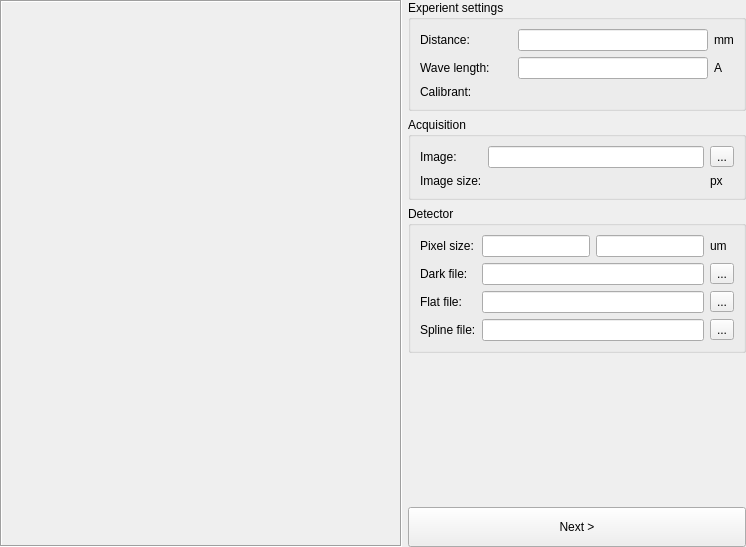
This is pyFAI/resources/gui/calibration-experiment.ui in silx-kit/pyFAI as Qt 5 draws it before an edit. The edited form follows.
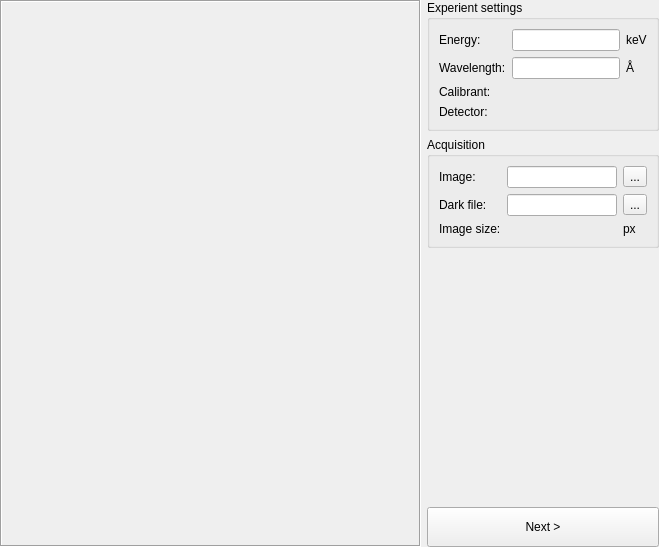
This is the edited form. Custom widgets are drawn as their Qt base class.

Commit message: Refactoring experiment layout

```diff
--- a/pyFAI/resources/gui/calibration-experiment.ui
+++ b/pyFAI/resources/gui/calibration-experiment.ui
@@ -6,7 +6,7 @@
    <rect>
     <x>0</x>
     <y>0</y>
-    <width>746</width>
+    <width>659</width>
     <height>547</height>
    </rect>
   </property>
@@ -28,7 +28,7 @@
      <property name="lineWidth">
       <number>1</number>
      </property>
-     <layout class="QVBoxLayout" name="verticalLayout_15" stretch="">
+     <layout class="QVBoxLayout" name="verticalLayout_15">
       <property name="spacing">
        <number>0</number>
       </property>
@@ -50,16 +50,6 @@
          <string>Experient settings</string>
         </property>
         <layout class="QGridLayout" name="gridLayout_2">
-         <item row="1" column="1" colspan="2">
-          <widget class="QLineEdit" name="_waveLength">
-           <property name="text">
-            <string/>
-           </property>
-           <property name="alignment">
-            <set>Qt::AlignRight|Qt::AlignTrailing|Qt::AlignVCenter</set>
-           </property>
-          </widget>
-         </item>
          <item row="0" column="1" colspan="2">
           <widget class="QLineEdit" name="_distance">
            <property name="text">
@@ -70,52 +60,16 @@
            </property>
           </widget>
          </item>
-         <item row="1" column="3">
-          <widget class="QLabel" name="_waveLengthUnit">
-           <property name="sizePolicy">
-            <sizepolicy hsizetype="Fixed" vsizetype="Preferred">
-             <horstretch>0</horstretch>
-             <verstretch>0</verstretch>
-            </sizepolicy>
-           </property>
-           <property name="text">
-            <string>A</string>
-           </property>
-          </widget>
-         </item>
-         <item row="0" column="3">
-          <widget class="QLabel" name="_distanceUnit">
-           <property name="sizePolicy">
-            <sizepolicy hsizetype="Fixed" vsizetype="Preferred">
-             <horstretch>0</horstretch>
-             <verstretch>0</verstretch>
-            </sizepolicy>
-           </property>
-           <property name="text">
-            <string>mm</string>
-           </property>
-          </widget>
-         </item>
          <item row="0" column="0">
           <widget class="QLabel" name="label_7">
            <property name="text">
-            <string>Distance:</string>
+            <string>Energy:</string>
            </property>
            <property name="buddy">
             <cstring>_distance</cstring>
            </property>
           </widget>
          </item>
-         <item row="1" column="0">
-          <widget class="QLabel" name="label_3">
-           <property name="text">
-            <string>Wave length:</string>
-           </property>
-           <property name="buddy">
-            <cstring>_waveLength</cstring>
-           </property>
-          </widget>
-         </item>
          <item row="5" column="0">
           <widget class="QLabel" name="label_6">
            <property name="text">
@@ -126,6 +80,62 @@
          <item row="5" column="1" colspan="2">
           <widget class="CalibrantSelector" name="_calibrant" native="true"/>
          </item>
+         <item row="1" column="3">
+          <widget class="QLabel" name="_waveLengthUnit">
+           <property name="sizePolicy">
+            <sizepolicy hsizetype="Fixed" vsizetype="Preferred">
+             <horstretch>0</horstretch>
+             <verstretch>0</verstretch>
+            </sizepolicy>
+           </property>
+           <property name="text">
+            <string>Å</string>
+           </property>
+          </widget>
+         </item>
+         <item row="1" column="0">
+          <widget class="QLabel" name="label_3">
+           <property name="text">
+            <string>Wavelength:</string>
+           </property>
+           <property name="buddy">
+            <cstring>_waveLength</cstring>
+           </property>
+          </widget>
+         </item>
+         <item row="1" column="1" colspan="2">
+          <widget class="QLineEdit" name="_waveLength">
+           <property name="text">
+            <string/>
+           </property>
+           <property name="alignment">
+            <set>Qt::AlignRight|Qt::AlignTrailing|Qt::AlignVCenter</set>
+           </property>
+          </widget>
+         </item>
+         <item row="0" column="3">
+          <widget class="QLabel" name="_distanceUnit">
+           <property name="sizePolicy">
+            <sizepolicy hsizetype="Fixed" vsizetype="Preferred">
+             <horstretch>0</horstretch>
+             <verstretch>0</verstretch>
+            </sizepolicy>
+           </property>
+           <property name="text">
+            <string>keV</string>
+           </property>
+          </widget>
+         </item>
+         <item row="6" column="0">
+          <widget class="QLabel" name="label_8">
+           <property name="text">
+            <string>Detector:</string>
+           </property>
+          </widget>
+         </item>
+         <item row="6" column="1" colspan="2">
+          <widget class="QWidget" name="widget_2" native="true"/>
+         </item>
         </layout>
         <zorder>_distance</zorder>
         <zorder>label_3</zorder>
@@ -135,6 +145,8 @@
         <zorder>label_7</zorder>
         <zorder>label_6</zorder>
         <zorder>_calibrant</zorder>
+        <zorder>label_8</zorder>
+        <zorder>widget_2</zorder>
        </widget>
       </item>
       <item>
@@ -143,21 +155,7 @@
          <string>Acquisition</string>
         </property>
         <layout class="QGridLayout" name="gridLayout_13">
-         <item row="0" column="4">
-          <widget class="QToolButton" name="_imageLoader">
-           <property name="text">
-            <string>...</string>
-           </property>
-          </widget>
-         </item>
-         <item row="0" column="2">
-          <widget class="QLineEdit" name="_image">
-           <property name="text">
-            <string/>
-           </property>
-          </widget>
-         </item>
-         <item row="1" column="4">
+         <item row="2" column="4">
           <widget class="QLabel" name="_imageSizeUnit">
            <property name="text">
             <string>px</string>
@@ -174,14 +172,28 @@
            </property>
           </widget>
          </item>
-         <item row="1" column="0">
+         <item row="0" column="2">
+          <widget class="QLineEdit" name="_image">
+           <property name="text">
+            <string/>
+           </property>
+          </widget>
+         </item>
+         <item row="0" column="4">
+          <widget class="QToolButton" name="_imageLoader">
+           <property name="text">
+            <string>...</string>
+           </property>
+          </widget>
+         </item>
+         <item row="2" column="0">
           <widget class="QLabel" name="_imageSizeLabel">
            <property name="text">
             <string>Image size:</string>
            </property>
           </widget>
          </item>
-         <item row="1" column="2">
+         <item row="2" column="2">
           <widget class="QLabel" name="_imageSize">
            <property name="text">
             <string/>
@@ -191,109 +203,24 @@
            </property>
           </widget>
          </item>
-        </layout>
-       </widget>
-      </item>
-      <item>
-       <widget class="QGroupBox" name="groupBox_25">
-        <property name="title">
-         <string>Detector</string>
-        </property>
-        <layout class="QGridLayout" name="gridLayout_17">
-         <item row="1" column="3">
-          <widget class="QLabel" name="label_57">
-           <property name="text">
-            <string>um</string>
-           </property>
-          </widget>
-         </item>
-         <item row="1" column="1">
-          <widget class="QLineEdit" name="_pixelWidth">
-           <property name="text">
-            <string/>
-           </property>
-           <property name="alignment">
-            <set>Qt::AlignRight|Qt::AlignTrailing|Qt::AlignVCenter</set>
-           </property>
-          </widget>
-         </item>
-         <item row="4" column="1" colspan="2">
-          <widget class="QLineEdit" name="_spline">
-           <property name="text">
-            <string/>
-           </property>
-          </widget>
-         </item>
-         <item row="2" column="0">
+         <item row="1" column="0">
           <widget class="QLabel" name="label_76">
            <property name="text">
             <string>Dark file:</string>
            </property>
           </widget>
          </item>
-         <item row="2" column="3">
-          <widget class="QToolButton" name="_darkLoader">
-           <property name="text">
-            <string>...</string>
-           </property>
-          </widget>
-         </item>
-         <item row="4" column="3">
-          <widget class="QToolButton" name="_splinerLoader">
-           <property name="text">
-            <string>...</string>
-           </property>
-          </widget>
-         </item>
-         <item row="3" column="1" colspan="2">
-          <widget class="QLineEdit" name="_flat">
-           <property name="text">
-            <string/>
-           </property>
-          </widget>
-         </item>
-         <item row="3" column="3">
-          <widget class="QToolButton" name="_flatLoader">
-           <property name="text">
-            <string>...</string>
-           </property>
-          </widget>
-         </item>
-         <item row="3" column="0">
-          <widget class="QLabel" name="label_72">
-           <property name="text">
-            <string>Flat file:</string>
-           </property>
-          </widget>
-         </item>
-         <item row="2" column="1" colspan="2">
+         <item row="1" column="2">
           <widget class="QLineEdit" name="_dark">
            <property name="text">
             <string/>
            </property>
           </widget>
          </item>
-         <item row="4" column="0">
-          <widget class="QLabel" name="label_64">
+         <item row="1" column="4">
+          <widget class="QToolButton" name="_darkLoader">
            <property name="text">
-            <string>Spline file:</string>
-           </property>
-          </widget>
-         </item>
-         <item row="1" column="2">
-          <widget class="QLineEdit" name="_pixelHeight">
-           <property name="text">
-            <string/>
-           </property>
-           <property name="alignment">
-            <set>Qt::AlignRight|Qt::AlignTrailing|Qt::AlignVCenter</set>
-           </property>
-          </widget>
-         </item>
-         <item row="1" column="0">
-          <widget class="QLabel" name="label_55">
-           <property name="text">
-            <string>Pixel size:</string>
+            <string>...</string>
            </property>
           </widget>
          </item>
```
